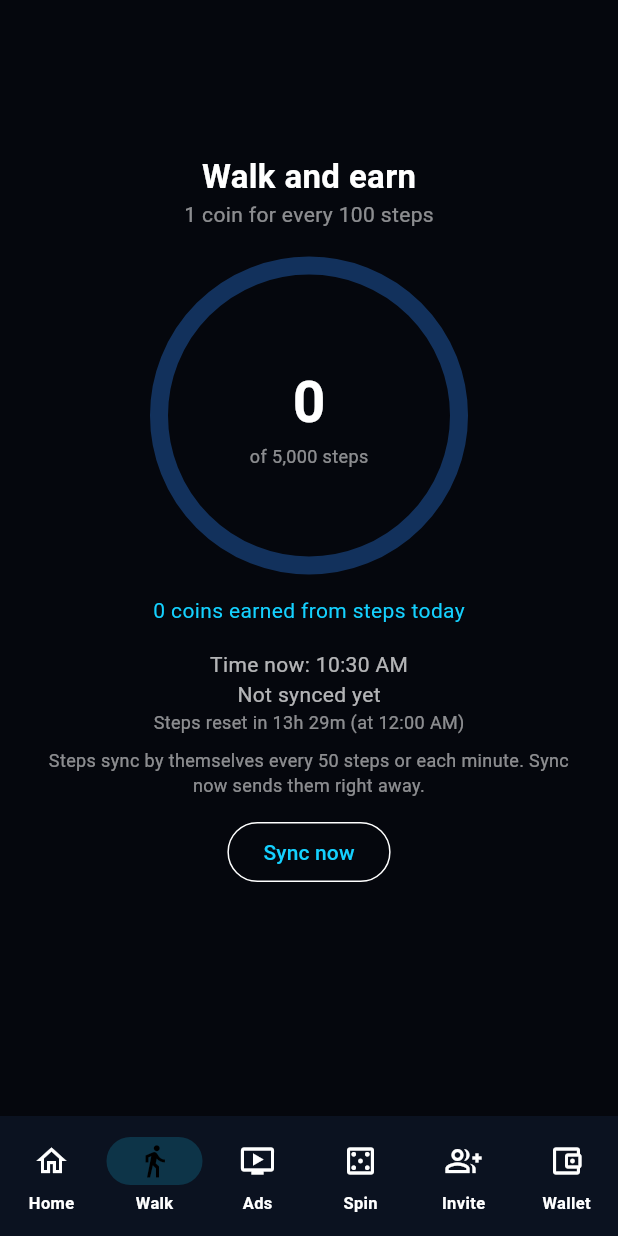
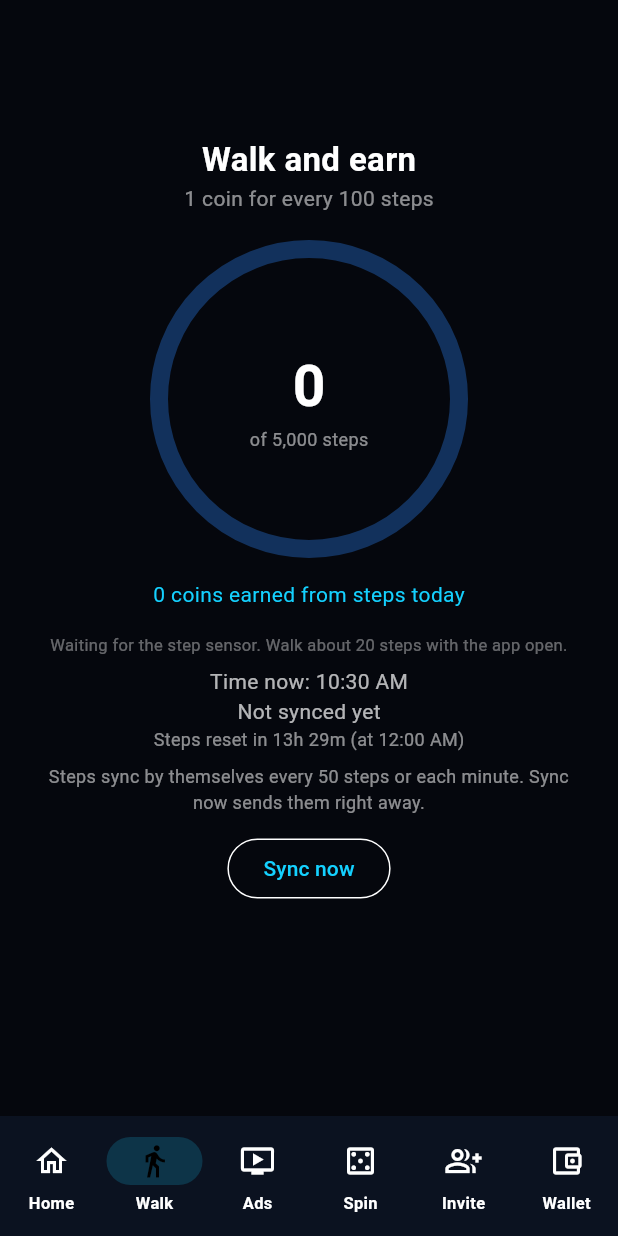
Before and after one commit to ambionvra21-ship-it/Cash_Paws, a Flutter app: the Shell screen opened directly, item 2 of the bottom bar chosen, on a phone screen of 412 x 824 dp. Run offline on Flutter 3.47's test engine with Material 3 defaults, Android fonts, the phone set to English and light mode, and no system bars; our stand-ins replace google_mobile_ads, google_sign_in, pedometer, permission_handler, share_plus, shared_preferences and 1 more; accounts and stored records are empty; network calls fail.

Commit message:
Add raw step sensor reading to walk screen
Added a raw step sensor reading for testing purposes.

```diff
--- a/lib/screens/walk_screen.dart
+++ b/lib/screens/walk_screen.dart
@@ -60,6 +60,7 @@ class _WalkScreenState extends State<WalkScreen> {
   Timer? _timer;
   int steps = 0, synced = 0;
   DateTime? lastSync;
+  int? raw; // raw phone step sensor reading, for testing
   String? problem;
 
   @override
@@ -79,7 +80,10 @@ class _WalkScreenState extends State<WalkScreen> {
     _sub = Pedometer.stepCountStream.listen((e) async {
       final s = await _todaySteps(e.steps);
       if (!mounted) return;
-      setState(() => steps = s);
+      setState(() {
+        steps = s;
+        raw = e.steps;
+      });
       if (s - synced >= 50) _sync();
     }, onError: (_) {
       if (mounted) setState(() => problem = 'This phone has no step sensor.');
@@ -163,6 +167,9 @@ class _WalkScreenState extends State<WalkScreen> {
             },
           ),
           const SizedBox(height: 16),
+          Text(raw == null ? 'Waiting for the step sensor. Walk about 20 steps with the app open.' : 'Step sensor total: $raw',
+              textAlign: TextAlign.center, style: const TextStyle(color: Colors.white38, fontSize: 11)),
+          const SizedBox(height: 6),
           Text('Time now: ${_clock(DateTime.now())}', style: const TextStyle(color: Colors.white70)),
           Text(lastSync == null ? 'Not synced yet' : 'Last synced: ${_clock(lastSync!)}',
               style: const TextStyle(color: Colors.white70)),
```
